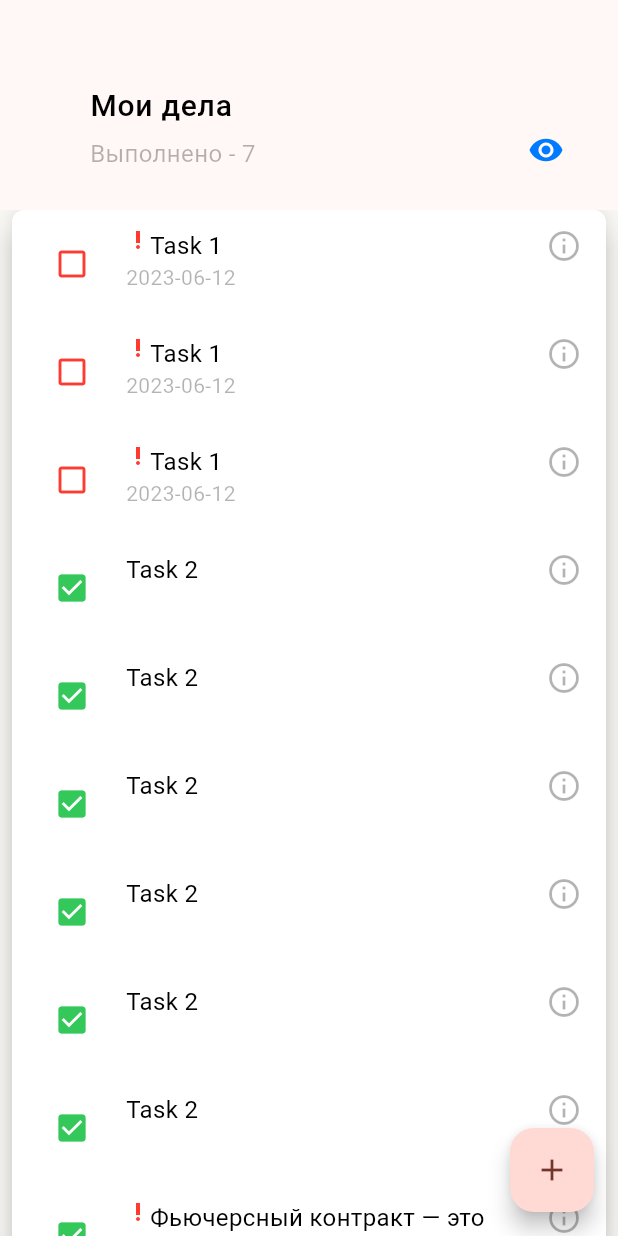
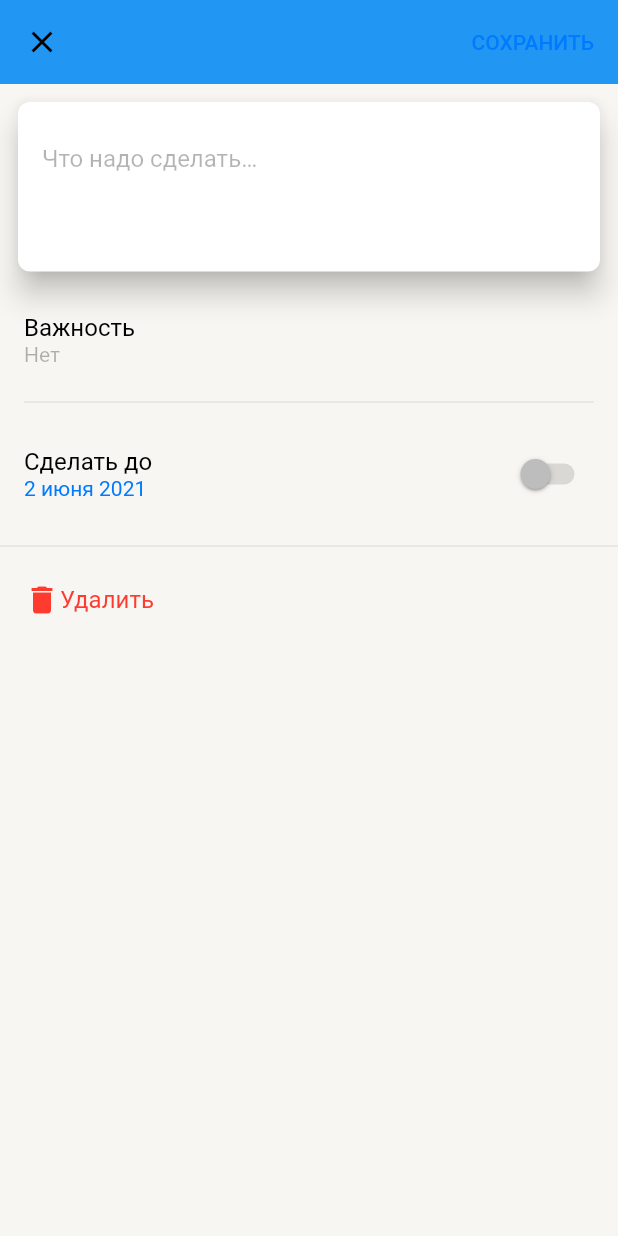
Before and after one commit to OlegSharshakovShyber/Tasky, a Flutter app: the screen it shows after launch, on a phone screen of 412 x 824 dp. Run offline on Flutter 3.47's test engine with Material 2 defaults, Android fonts, the phone set to English and light mode, and no system bars.

Commit message:
- wip task list

```diff
--- a/lib/main.dart
+++ b/lib/main.dart
@@ -1,4 +1,5 @@
 import 'package:flutter/material.dart';
+import 'package:tasky/screens/task_info/task_info_screen.dart';
 import 'package:tasky/screens/task_list/task_list_screen.dart';
 
 void main() {
@@ -12,12 +13,9 @@ class MyApp extends StatelessWidget {
   Widget build(BuildContext context) {
     return MaterialApp(
       title: 'Tasky',
-      theme: ThemeData(
-        colorScheme: ColorScheme.fromSeed(seedColor: Colors.red),
-        useMaterial3: true,
-      ),
+      theme: ThemeData.light(),
       debugShowCheckedModeBanner: false,
-      home: const TaskListPage(title: 'Flutter Demo Home Page'),
+      home: const TaskInfoScreen(title: 'Flutter Demo Home Page'),
     );
   }
 }
--- /dev/null
+++ b/lib/screens/task_info/task_info_screen.dart
@@ -0,0 +1,171 @@
+import 'package:flutter/material.dart';
+import 'package:tasky/ui/element/title/content/sub_title_widget.dart';
+import 'package:tasky/ui/element/title/content/title_widget.dart';
+
+class TaskInfoScreen extends StatefulWidget {
+  const TaskInfoScreen({super.key, required this.title});
+
+  final String title;
+
+  @override
+  State<TaskInfoScreen> createState() => _TaskInfoScreenState();
+}
+
+class _TaskInfoScreenState extends State<TaskInfoScreen> {
+  ScrollController? _scrollController;
+  bool _lastStatus = true;
+  double _height = 140;
+
+  void _scrollListener() {
+    if (_isShrink != _lastStatus) {
+      setState(() {
+        _lastStatus = _isShrink;
+      });
+    }
+  }
+
+  bool get _isShrink {
+    return _scrollController != null &&
+        _scrollController!.hasClients &&
+        _scrollController!.offset > (_height - kToolbarHeight);
+  }
+
+  @override
+  void initState() {
+    super.initState();
+    _scrollController = ScrollController()..addListener(_scrollListener);
+  }
+
+  @override
+  void dispose() {
+    _scrollController?.removeListener(_scrollListener);
+    _scrollController?.dispose();
+    super.dispose();
+  }
+
+  @override
+  Widget build(BuildContext context) {
+    return Scaffold(
+      backgroundColor: const Color(0xfff7f6f2),
+      body: NestedScrollView(
+        controller: _scrollController,
+        headerSliverBuilder: (context, innerBoxIsScrolled) {
+          return [
+            const SliverAppBar(
+              elevation: 16,
+              pinned: true,
+              title: Row(
+                children: [
+                  Icon(
+                    Icons.close,
+                    size: 24,
+                    color: Colors.black,
+                  ),
+                  Spacer(),
+                  Text(
+                    "СОХРАНИТЬ",
+                    style: TextStyle(
+                      color: Color(0xff007aff),
+                      fontSize: 14,
+                      fontFamily: "Roboto",
+                      fontWeight: FontWeight.w500,
+                    ),
+                  )
+                ],
+              ),
+            )
+          ];
+        },
+        body: Column(
+          crossAxisAlignment: CrossAxisAlignment.start,
+          children: [
+            Padding(
+              padding: const EdgeInsets.all(8.0),
+              child: Card(
+                color: Colors.white,
+                elevation: 8,
+                shape: RoundedRectangleBorder(
+                  borderRadius: BorderRadius.circular(8),
+                ),
+                child: Padding(
+                  padding: const EdgeInsets.all(16.0),
+                  child: TextFormField(
+                    maxLines: null,
+                    minLines: 3,
+                    decoration: const InputDecoration(
+                      hintText: 'Что надо сделать…',
+                      hintStyle: TextStyle(
+                        color: Color(0x4c000000),
+                        fontSize: 16,
+                      ),
+                      border: InputBorder.none,
+                    ),
+                  ),
+                ),
+              ),
+            ),
+            const Padding(
+              padding: EdgeInsets.all(16.0),
+              child: Column(
+                crossAxisAlignment: CrossAxisAlignment.start,
+                children: [
+                  TitleWidget(
+                    "Важность",
+                    color: Colors.black,
+                  ),
+                  SubTitleWidget(
+                    "Нет",
+                    color: Color(0x4c000000),
+                  ),
+                ],
+              ),
+            ),
+            const Padding(
+              padding: EdgeInsets.symmetric(horizontal: 16),
+              child: Divider(),
+            ),
+            const Padding(
+              padding: EdgeInsets.all(16.0),
+              child: Row(
+                children: [
+                  Column(
+                    crossAxisAlignment: CrossAxisAlignment.start,
+                    children: [
+                      TitleWidget(
+                        "Сделать до",
+                        color: Colors.black,
+                      ),
+                      SubTitleWidget(
+                        "2 июня 2021",
+                        color: Color(0xff007aff),
+                      ),
+                    ],
+                  ),
+                  Spacer(),
+                  Switch(value: false, onChanged: null)
+                ],
+              ),
+            ),
+            const Divider(),
+            const Padding(
+              padding: EdgeInsets.all(16.0),
+              child: Row(
+                children: [
+                  Icon(
+                    Icons.delete,
+                    size: 24,
+                    color: Color(0xffff3b30),
+                  ),
+                  TitleWidget(
+                    "Удалить",
+                    color: Color(0xffff3b30),
+                  ),
+                ],
+              ),
+            )
+          ],
+        ),
+      ),
+    );
+  }
+}
--- a/lib/screens/task_list/task_list_screen.dart
+++ b/lib/screens/task_list/task_list_screen.dart
@@ -4,20 +4,20 @@ import 'package:flutter/material.dart';
 import 'package:tasky/models/task_model.dart';
 import 'package:tasky/ui/element/checkbox/visibility_icon_widget.dart';
 import 'package:tasky/ui/element/task_item_widget.dart';
-import 'package:tasky/ui/element/title/sub_title_header_widget.dart';
-import 'package:tasky/ui/element/title/title_header_widget.dart';
+import 'package:tasky/ui/element/title/header/sub_title_header_widget.dart';
+import 'package:tasky/ui/element/title/header/title_header_widget.dart';
 import 'package:tasky/ui/header/header_widget.dart';
 
-class TaskListPage extends StatefulWidget {
-  const TaskListPage({super.key, required this.title});
+class TaskListScreen extends StatefulWidget {
+  const TaskListScreen({super.key, required this.title});
 
   final String title;
 
   @override
-  State<TaskListPage> createState() => _TaskListPageState();
+  State<TaskListScreen> createState() => _TaskListScreenState();
 }
 
-class _TaskListPageState extends State<TaskListPage> {
+class _TaskListScreenState extends State<TaskListScreen> {
   ScrollController? _scrollController;
   bool _lastStatus = true;
   double _height = 140;
@@ -239,7 +239,7 @@ class _TaskListPageState extends State<TaskListPage> {
         onPressed: null,
         tooltip: 'Increment',
         child: Icon(Icons.add),
-      ), // This trailing comma makes auto-formatting nicer for build methods.
+      ),
     );
   }
 }
--- /dev/null
+++ b/lib/ui/element/title/content/sub_title_widget.dart
@@ -0,0 +1,23 @@
+import 'package:flutter/material.dart';
+
+class SubTitleWidget extends StatelessWidget {
+  const SubTitleWidget(
+    this.data, {
+    super.key,
+    required this.color,
+  });
+
+  final String data;
+  final Color color;
+
+  @override
+  Widget build(BuildContext context) {
+    return Text(
+      data,
+      style: TextStyle(
+        color: color,
+        fontSize: 14,
+      ),
+    );
+  }
+}
--- /dev/null
+++ b/lib/ui/element/title/content/title_widget.dart
@@ -0,0 +1,23 @@
+import 'package:flutter/material.dart';
+
+class TitleWidget extends StatelessWidget {
+  const TitleWidget(
+    this.data, {
+    super.key,
+        required this.color,
+  });
+
+  final String data;
+  final Color color;
+
+  @override
+  Widget build(BuildContext context) {
+    return Text(
+      data,
+      style: TextStyle(
+        color: color,
+        fontSize: 16,
+      ),
+    );
+  }
+}
--- a/lib/ui/header/header_widget.dart
+++ b/lib/ui/header/header_widget.dart
@@ -5,19 +5,19 @@ class HeaderWidget extends StatelessWidget {
     super.key,
     required this.expandedHeight,
     required this.title,
-    required this.background,
-    required this.actions,
+    this.background,
+    this.actions,
   });
 
   final double expandedHeight;
   final Widget? title;
-  final Widget background;
+  final Widget? background;
   final List<Widget>? actions;
 
   @override
   Widget build(BuildContext context) {
     return SliverAppBar(
-      elevation: 0,
+      elevation: 16,
       pinned: true,
       expandedHeight: expandedHeight,
       flexibleSpace: FlexibleSpaceBar(
@@ -29,9 +29,7 @@ class HeaderWidget extends StatelessWidget {
           top: 16.0,
         ),
         title: title,
-        background: SafeArea(
-          child: background,
-        ),
+        background: background,
       ),
       actions: actions,
     );
```
Also changed, not shown: lib/ui/element/title/header/sub_title_header_widget.dart (renamed from lib/ui/element/title/sub_title_header_widget.dart), lib/ui/element/title/header/title_header_widget.dart (renamed from lib/ui/element/title/title_header_widget.dart).
